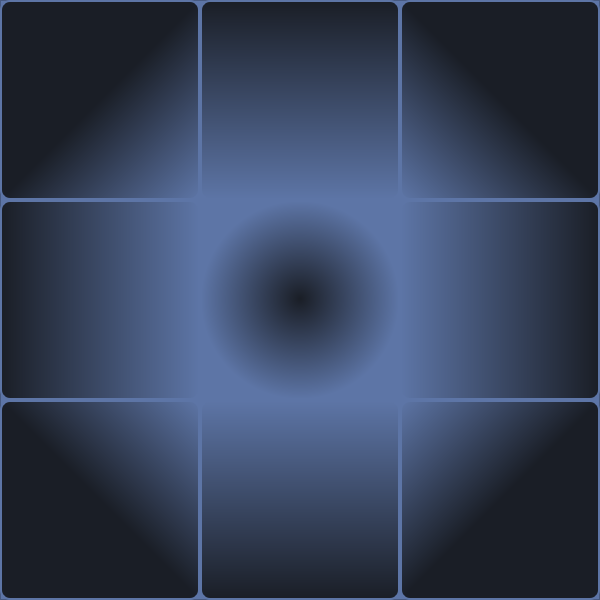
Above: TikTak/ui.ui from WEAREABOBAHACK/WAAH before the change. Below: the same form after it.
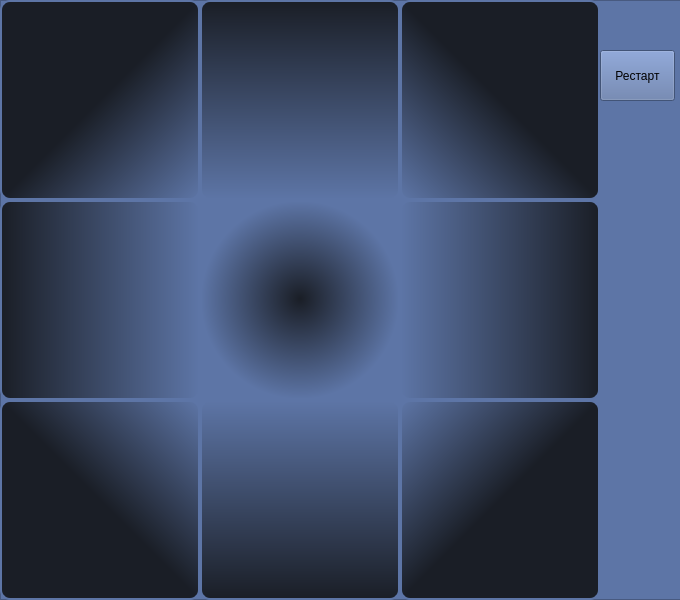
That is the form after the change.

The edit to the form file:
```diff
--- a/TikTak/ui.ui
+++ b/TikTak/ui.ui
@@ -6,7 +6,7 @@
    <rect>
     <x>0</x>
     <y>0</y>
-    <width>600</width>
+    <width>680</width>
     <height>600</height>
    </rect>
   </property>
@@ -124,7 +124,6 @@
     </property>
     <property name="font">
      <font>
-      <family>Base 05</family>
       <pointsize>-1</pointsize>
      </font>
     </property>
@@ -259,7 +258,6 @@
     </property>
     <property name="font">
      <font>
-      <family>Base 05</family>
       <pointsize>-1</pointsize>
      </font>
     </property>
@@ -394,7 +392,6 @@
     </property>
     <property name="font">
      <font>
-      <family>Base 05</family>
       <pointsize>-1</pointsize>
      </font>
     </property>
@@ -436,7 +433,7 @@
      <rect>
       <x>0</x>
       <y>0</y>
-      <width>600</width>
+      <width>681</width>
       <height>600</height>
      </rect>
     </property>
@@ -450,6 +447,19 @@
     <property name="frameShadow">
      <enum>QFrame::Raised</enum>
     </property>
+    <widget class="QPushButton" name="new_2">
+     <property name="geometry">
+      <rect>
+       <x>600</x>
+       <y>50</y>
+       <width>75</width>
+       <height>51</height>
+      </rect>
+     </property>
+     <property name="text">
+      <string>Рестарт</string>
+     </property>
+    </widget>
    </widget>
    <zorder>frame</zorder>
    <zorder>X1</zorder>
```
Left out of the diff: 6 changed lines with no effect on the pictures.
